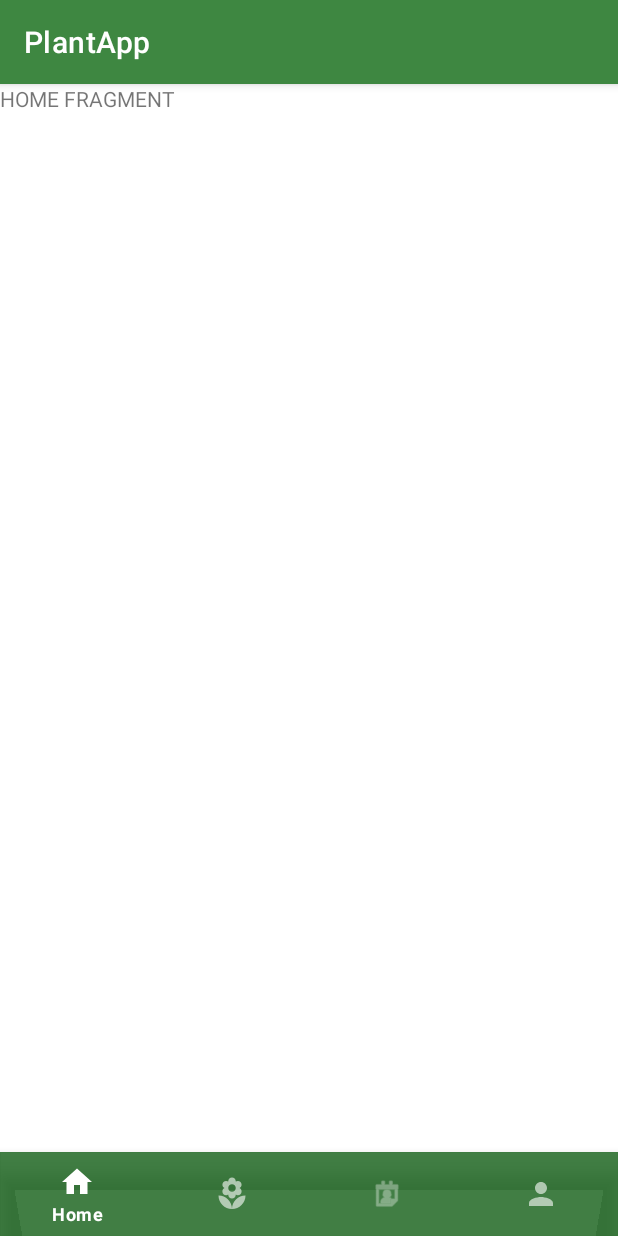
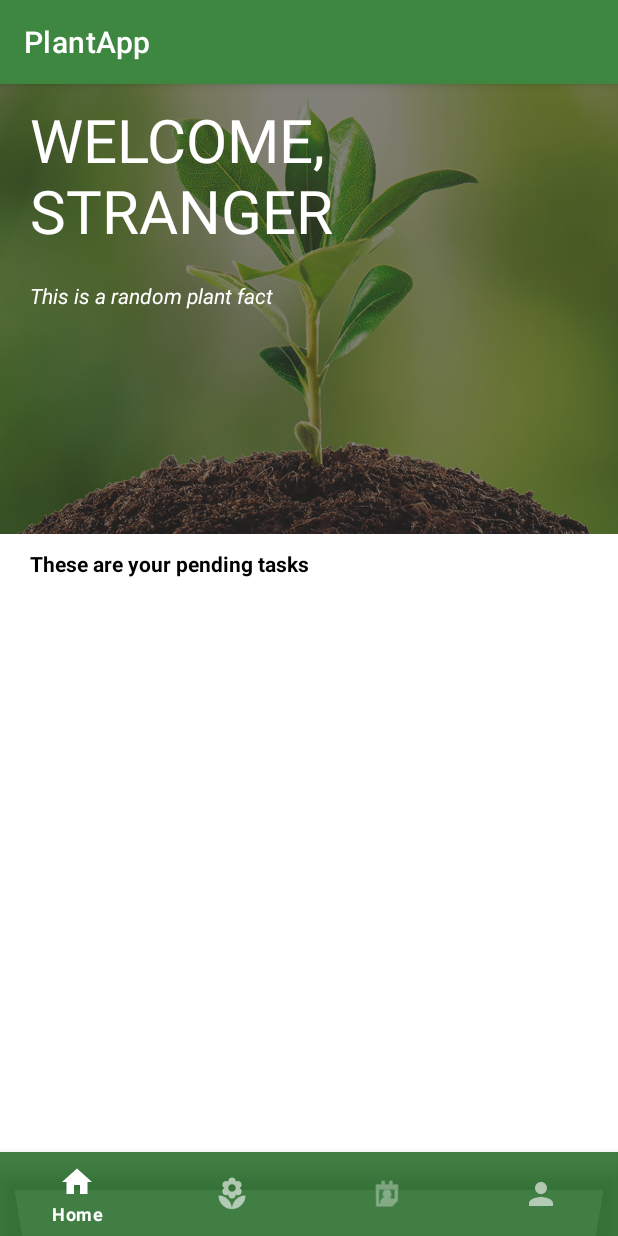
Before and after one commit to emepox/Plapp, an Android app: the HomePlantFragment screen opened directly, with no data from a screen before it, on a phone screen of 412 x 824 dp. Run offline under Robolectric (Android 15) with nearby library versions, the phone set to English and light mode, and no system bars; our stand-ins replace Firebase (no records; nobody signed in at launch, a user with empty details on screens opened directly), navigation-ui; libraries missing offline, so code that uses them is left out: com.firebase.ui; Roboto replaces fonts that are not available here.

Commit message:
Home fragment done

```diff
--- a/app/src/main/res/layout/fragment_home_plant.xml
+++ b/app/src/main/res/layout/fragment_home_plant.xml
@@ -1,15 +1,75 @@
 <?xml version="1.0" encoding="utf-8"?>
-<FrameLayout xmlns:android="http://schemas.android.com/apk/res/android"
+<androidx.constraintlayout.widget.ConstraintLayout xmlns:android="http://schemas.android.com/apk/res/android"
     xmlns:tools="http://schemas.android.com/tools"
     android:layout_width="match_parent"
     android:layout_height="match_parent"
+    xmlns:app="http://schemas.android.com/apk/res-auto"
     tools:context=".home.HomePlantFragment">
 
-    <!-- TODO: Update blank fragment layout -->
-    <TextView
+    <ImageView
+        android:id="@+id/ivHomePicture"
         android:layout_width="match_parent"
-        android:layout_height="match_parent"
-        android:text="HOME FRAGMENT" />
+        android:layout_height="300dp"
+        android:contentDescription="Plant App"
+        android:foreground="#96323232"
+        android:foregroundTintMode="src_atop"
+        android:scaleType="centerCrop"
+        app:layout_constraintEnd_toEndOf="parent"
+        app:layout_constraintStart_toStartOf="parent"
+        app:layout_constraintTop_toTopOf="parent"
+        app:srcCompat="@drawable/plant_img" />
 
 
-</FrameLayout>
+    <TextView
+        android:id="@+id/tvHomeHeading"
+        android:layout_width="match_parent"
+        android:layout_height="wrap_content"
+        android:paddingHorizontal="20dp"
+        android:paddingVertical="10dp"
+        android:text="WELCOME, STRANGER"
+        android:textColor="@color/white"
+        app:layout_constraintEnd_toEndOf="parent"
+        app:layout_constraintStart_toStartOf="parent"
+        app:layout_constraintTop_toTopOf="parent"
+        android:textSize="40sp"
+
+        />
+
+    <TextView
+        android:id="@+id/tvHomePlantFact"
+        android:layout_width="match_parent"
+        android:layout_height="wrap_content"
+        android:paddingHorizontal="20dp"
+        android:paddingVertical="10dp"
+        android:text="This is a random plant fact"
+        android:textColor="@color/white"
+        app:layout_constraintStart_toStartOf="parent"
+        app:layout_constraintTop_toBottomOf="@+id/tvHomeHeading"
+        android:textStyle="italic"
+        />
+
+    <TextView
+        android:id="@+id/tvHomeListHeading"
+        android:layout_width="match_parent"
+        android:layout_height="wrap_content"
+        android:paddingHorizontal="20dp"
+        android:paddingVertical="10dp"
+        android:text="These are your pending tasks"
+        android:textColor="@color/black"
+        app:layout_constraintStart_toStartOf="parent"
+        app:layout_constraintTop_toBottomOf="@+id/ivHomePicture"
+        android:textStyle="bold"
+        />
+
+    <androidx.recyclerview.widget.RecyclerView
+        android:id="@+id/rvHomeList"
+        android:layout_width="match_parent"
+        android:layout_height="wrap_content"
+        app:layout_constraintTop_toBottomOf="@+id/tvHomeListHeading"
+        app:layout_constraintStart_toStartOf="parent"
+        android:paddingHorizontal="30dp"
+        android:paddingVertical="20dp"
+        />
+
+
+</androidx.constraintlayout.widget.ConstraintLayout>
--- /dev/null
+++ b/app/src/main/res/layout/item_home_list.xml
@@ -0,0 +1,21 @@
+<?xml version="1.0" encoding="utf-8"?>
+<androidx.constraintlayout.widget.ConstraintLayout xmlns:android="http://schemas.android.com/apk/res/android"
+    android:layout_width="match_parent"
+    android:layout_height="match_parent"
+    xmlns:app="http://schemas.android.com/apk/res-auto"
+    android:id="@+id/itemHomeList"
+    >
+
+    <TextView
+        android:id="@+id/tvItemHomeList"
+        android:layout_width="match_parent"
+        android:layout_height="wrap_content"
+        android:text="This is an item from the to do list of tasks."
+        android:paddingHorizontal="20dp"
+        android:paddingVertical="10dp"
+        app:layout_constraintStart_toStartOf="parent"
+        app:layout_constraintTop_toTopOf="parent"
+        />
+
+
+</androidx.constraintlayout.widget.ConstraintLayout>
```
Also changed, not shown: app/src/main/res/drawable/plant_img.jpeg (added).
